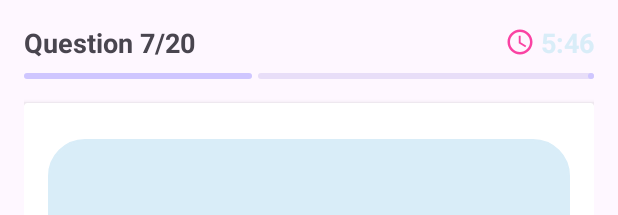
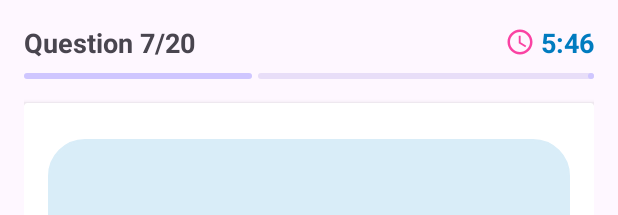
Before and after one commit to nabaSarwar/Quizify, an Android app: the layout activity_quiz.xml on its own in the app's theme, with its tools: preview values and no code run, on a phone screen of 412 x 824 dp. Shown: the top 215 px of the screen. Run offline under Robolectric (Android 15) with nearby library versions, the phone set to English and light mode, and no system bars.

Commit message:
completed project

```diff
--- a/app/src/main/res/layout/activity_quiz.xml
+++ b/app/src/main/res/layout/activity_quiz.xml
@@ -34,7 +34,7 @@
             tools:text="5:46"
             android:textSize="18sp"
             android:textStyle="bold"
-            android:textColor="@color/blue"
+            android:textColor="@color/greish"
             android:layout_alignParentEnd="true"
             android:layout_centerVertical="true"
             android:id="@+id/timer_indicator_textview"/>
```
